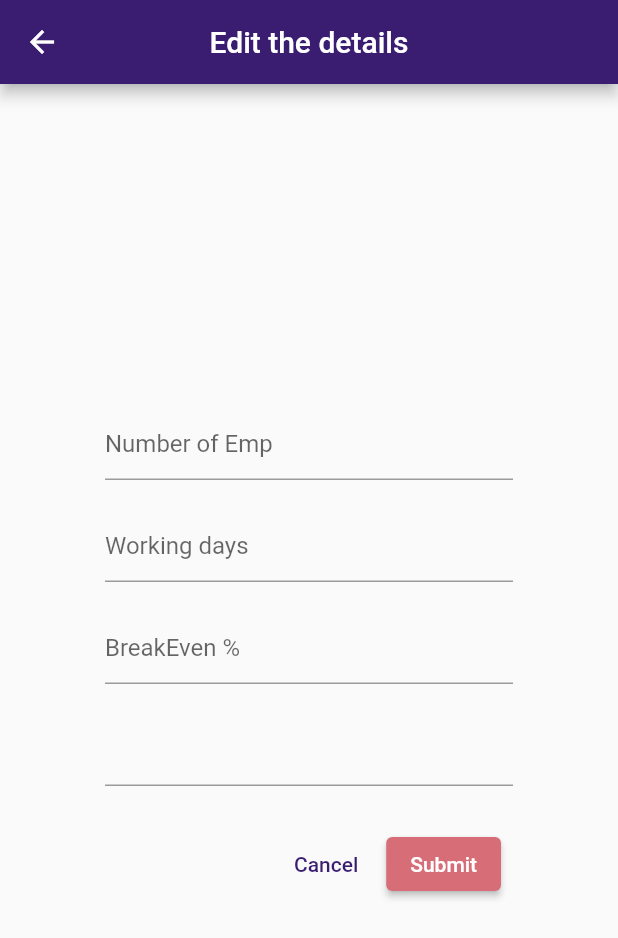
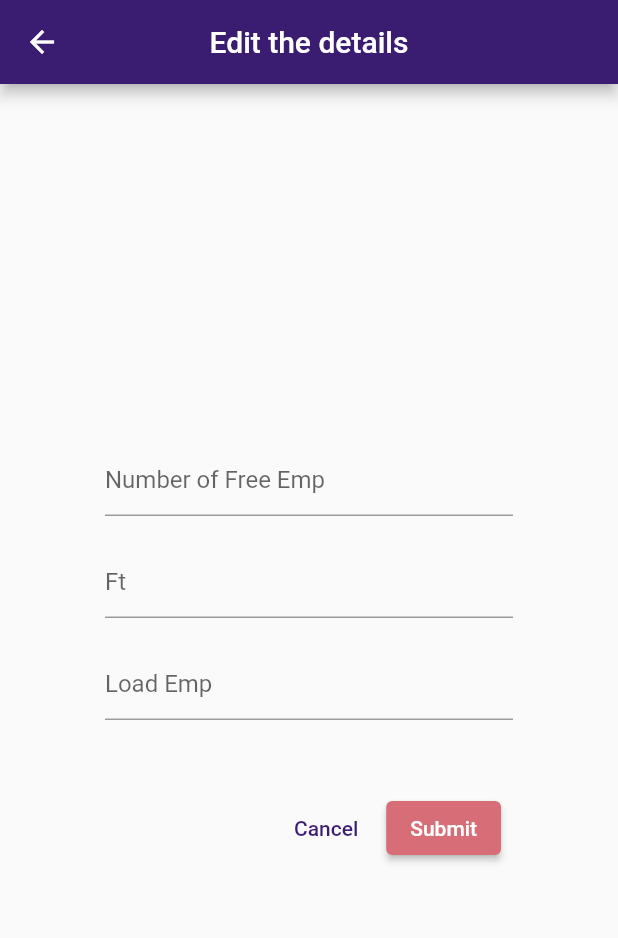
Before and after one commit to Srikar-abhi-ram/Apsolut, a Flutter app: the Editariba screen opened directly, after a tap on "Submit", on a phone screen of 412 x 824 dp. Shown: the top 938 px of the screen. Run offline on Flutter 3.47's test engine with Material 2 defaults, Android fonts, the phone set to English and light mode, and no system bars; our stand-ins replace cloud_firestore, curved_navigation_bar, firebase_core, fl_chart, google_fonts; missing offline and left inert: cloud_firestore_web, firebase_core_web; accounts and stored records are empty.

Commit message:
Db update

```diff
--- a/lib/screens/ariba.dart
+++ b/lib/screens/ariba.dart
@@ -22,11 +22,7 @@ class _AribaState extends State<Ariba> {
   @override
   Widget build(BuildContext context) {
     return Scaffold(
-      appBar: AppBar(
-          title: Text('Ariba graph'),
-          centerTitle: true,
-          brightness: Brightness.dark,
-          backgroundColor: Colors.black),
+
         body: _children[_currentIndex],
         bottomNavigationBar: BottomNavigationBar(
             backgroundColor: Colors.white,
--- a/lib/screens/ariba_subscreens/aribacharttitle.dart
+++ b/lib/screens/ariba_subscreens/aribacharttitle.dart
@@ -5,7 +5,8 @@ import 'package:flutter/material.dart';
 class LineTitles {
   static getTitleData() =>FlTitlesData(
     show: true,
-    bottomTitles:SideTitles(showTitles: true,
+    bottomTitles:SideTitles(
+      showTitles: true,
     reservedSize: 22,
 
     getTitles: (value){
--- a/lib/screens/ariba_subscreens/editariba.dart
+++ b/lib/screens/ariba_subscreens/editariba.dart
@@ -22,6 +22,7 @@ class _EditaribaState extends State<Editariba> {
         resizeToAvoidBottomInset: false,
         appBar: AppBar(
           backgroundColor: relay1,
+          brightness: Brightness.dark,
           centerTitle: true,
           title: Text("Edit the details"),
         ),
@@ -32,29 +33,29 @@ class _EditaribaState extends State<Editariba> {
                   child: Column(children: <Widget>[
               TextFormField(
                   controller: sampledata1,
-                  decoration: InputDecoration(hintText: "Number of Emp"),
+                  decoration: InputDecoration(hintText: "Number of Free Emp"),
               ),
               SizedBox(
                   height: 20,
               ),
               TextFormField(
                   controller: sampledata2,
-                  decoration: InputDecoration(hintText: "Working days"),
+                  decoration: InputDecoration(hintText: "Ft"),
               ),
               SizedBox(
                   height: 20,
               ),
               TextFormField(
                   controller: sampledata3,
-                  decoration: InputDecoration(hintText: "BreakEven %"),
+                  decoration: InputDecoration(hintText: "Load Emp"),
               ),
                   SizedBox(
                   height: 20,
               ),
-                  TextFormField(
+                 /* TextFormField(
                   controller: sampledata4,
                   decoration: InputDecoration(hintText: ""),
-              ),
+              ),*/
                   SizedBox(
                   height: 20,
               ),
@@ -70,12 +71,15 @@ class _EditaribaState extends State<Editariba> {
                             ),
                           onPressed: () {
                             Map<String, dynamic> data = {
-                              "feild1": sampledata1.text,
-                              "feild2": sampledata2.text,
-                              "feild3": sampledata3.text,
-                              "feild4": sampledata4.text
+                              "freeEmp": sampledata1.text,
+                              "freeMd": int.parse(sampledata1.text)*18,
+                              "ftEmp": sampledata2.text,
+                              "ftMd": int.parse(sampledata2.text)*18,
+                              "loadEmp": sampledata3.text,
+                              "loadMd":int.parse(sampledata3.text)*18,
+                             // "feild4": sampledata4.text
                             };
-                            FirebaseFirestore.instance.collection("Ariba").add(data);
+                            FirebaseFirestore.instance.collection("Ariba").doc("October").update(data);
                           },
                           child: const Text("Submit"),
                         ),
--- a/lib/screens/home1.dart
+++ b/lib/screens/home1.dart
@@ -15,11 +15,13 @@ class _Home1State extends State<Home1> {
   @override
   Widget build(BuildContext context) {
     return  Container(
-        decoration: BoxDecoration(image: DecorationImage(image: AssetImage('assets/homebackground.jpg'),
+        decoration: BoxDecoration(
+            image: DecorationImage(image: AssetImage('assets/homebackground.jpg'),
 
           fit: BoxFit.cover
           )),
-        child:Padding(padding: const EdgeInsets.fromLTRB(0, 90, 0, 300.0),
+        child:Padding(
+          padding: const EdgeInsets.fromLTRB(0, 90, 0, 300.0),
 
           child: LineChart(LineChartData(minX: 0,maxX: 4,minY: 0,maxY: 7,
           titlesData: LineTitles.getTitleData(),
--- a/pubspec.yaml
+++ b/pubspec.yaml
@@ -37,6 +37,7 @@ dependencies:
   firebase_core: ^1.10.0
   styled_widget: ^0.4.0+3
   google_fonts: ^2.1.0
+  fl_chart: ^0.40.2
 
 
 
```
Also changed, not shown: lib/colors.dart (+13 -0 lines), lib/home.dart (+5 -2 lines), lib/screens/ariba_subscreens/viewariba.dart (+64 -99 lines), pubspec.lock.
